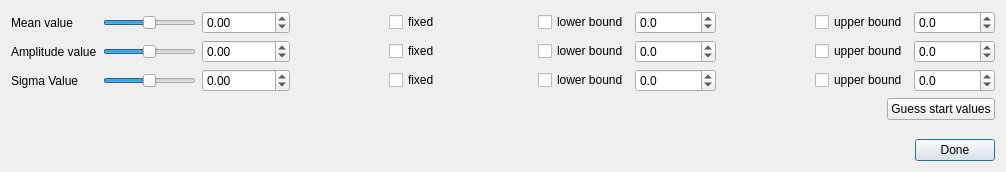
Above: pensant/ui/gaussModelFitParameters.ui from syncope/pensant before the change. Below: the same form after it.
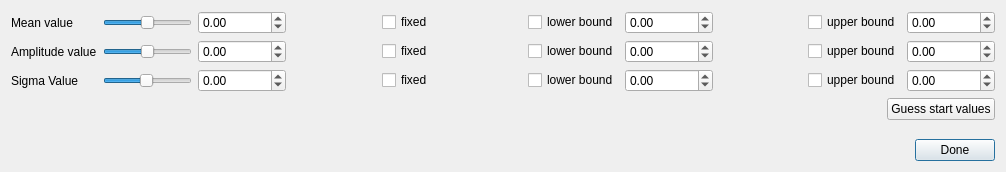
That is the form after the change.

Commit message: minor changes to UI file, to explore an algorithmic setting of decimals

What changed in the file:
```diff
--- a/pensant/ui/gaussModelFitParameters.ui
+++ b/pensant/ui/gaussModelFitParameters.ui
@@ -96,7 +96,7 @@
        <item>
         <widget class="QDoubleSpinBox" name="meanLBValue">
          <property name="decimals">
-          <number>1</number>
+          <number>2</number>
          </property>
          <property name="minimum">
           <double>-1000000000.000000000000000</double>
@@ -129,7 +129,7 @@
        <item>
         <widget class="QDoubleSpinBox" name="meanUBValue">
          <property name="decimals">
-          <number>1</number>
+          <number>2</number>
          </property>
          <property name="minimum">
           <double>-1000000000.000000000000000</double>
@@ -218,7 +218,7 @@
        <item>
         <widget class="QDoubleSpinBox" name="amplitudeLBValue">
          <property name="decimals">
-          <number>1</number>
+          <number>2</number>
          </property>
          <property name="minimum">
           <double>-1000000000.000000000000000</double>
@@ -251,7 +251,7 @@
        <item>
         <widget class="QDoubleSpinBox" name="amplitudeUBValue">
          <property name="decimals">
-          <number>1</number>
+          <number>2</number>
          </property>
          <property name="minimum">
           <double>-1000000000.000000000000000</double>
@@ -267,6 +267,9 @@
       <layout class="QHBoxLayout" name="horizontalLayout_3">
        <item>
         <widget class="QSlider" name="sigmaSlider">
+         <property name="minimum">
+          <number>1</number>
+         </property>
          <property name="maximum">
           <number>50</number>
          </property>
@@ -340,7 +343,7 @@
        <item>
         <widget class="QDoubleSpinBox" name="sigmaLBValue">
          <property name="decimals">
-          <number>1</number>
+          <number>2</number>
          </property>
          <property name="minimum">
           <double>-1000000000.000000000000000</double>
@@ -373,7 +376,7 @@
        <item>
         <widget class="QDoubleSpinBox" name="sigmaUBValue">
          <property name="decimals">
-          <number>1</number>
+          <number>2</number>
          </property>
          <property name="minimum">
           <double>-1000000000.000000000000000</double>
```
